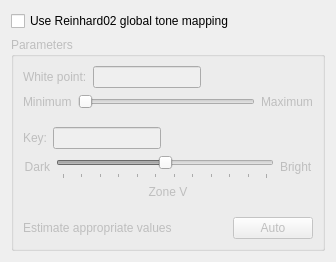
This is qt4Image/ui/tonemap.ui in edgarv/hdritools as Qt 5 draws it before an edit. The edited form follows.
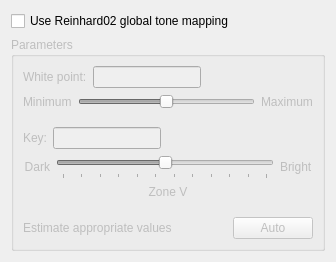
This is the edited form.

Commit message: Initial implementation of the tonemapping dialog

What changed in the file:
```diff
--- a/qt4Image/ui/tonemap.ui
+++ b/qt4Image/ui/tonemap.ui
@@ -113,6 +113,12 @@
           </item>
           <item>
            <widget class="QSlider" name="whitePointSldr">
+            <property name="maximum">
+             <number>100</number>
+            </property>
+            <property name="value">
+             <number>50</number>
+            </property>
             <property name="orientation">
              <enum>Qt::Horizontal</enum>
             </property>
```
The commit also changes 3 other files.
